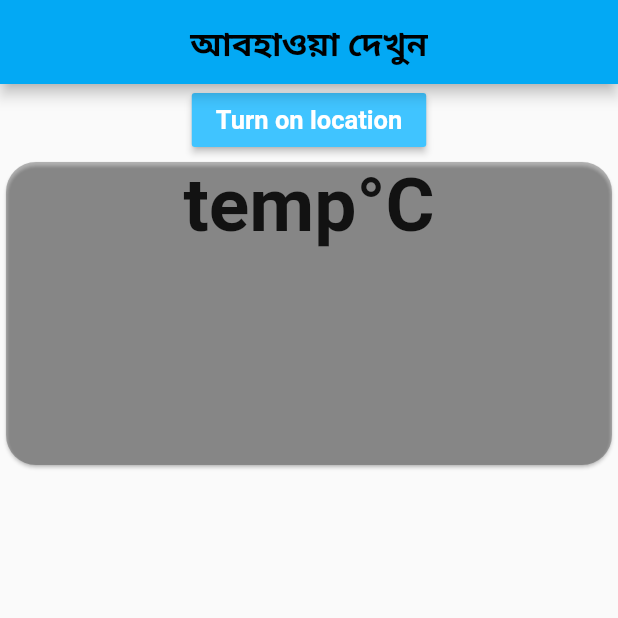
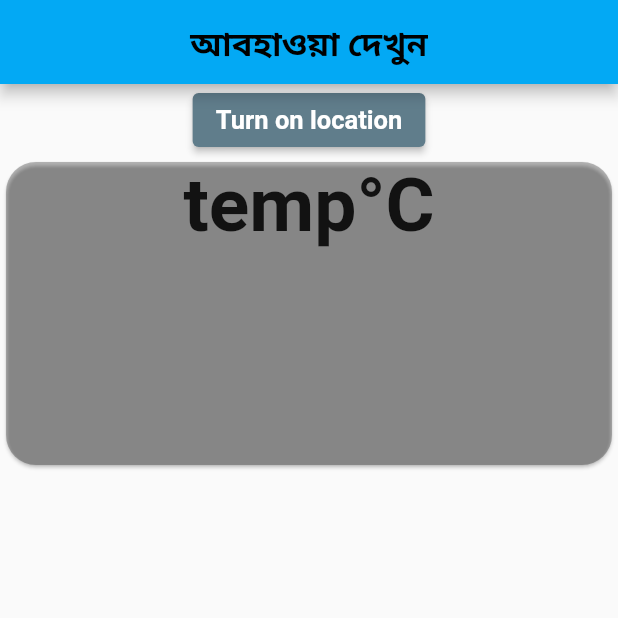
Before and after one commit to Khalid511/abohaoya, a Flutter app: the screen it shows after launch, after a tap on "Turn on location", on a phone screen of 412 x 824 dp, the top half of it. Run offline on Flutter 3.47's test engine with Material 2 defaults, Android fonts, the phone set to English and light mode, and no system bars; our stand-ins replace geolocator.

```diff
--- a/lib/pages/home.dart
+++ b/lib/pages/home.dart
@@ -1,4 +1,5 @@
 import 'package:flutter/material.dart';
+import 'package:geolocator/geolocator.dart';
 
 class Home extends StatefulWidget {
   @override
@@ -6,6 +7,34 @@ class Home extends StatefulWidget {
 }
 
 class _HomeState extends State<Home> {
+
+  String lat = '24.45', lon = '89.7167', cityName = 'Sirajganj';
+
+  void getLocation() async{
+    LocationPermission locationPermission = await Geolocator.checkPermission();
+    if(locationPermission==LocationPermission.denied || locationPermission==LocationPermission.deniedForever) {
+      LocationPermission get = await Geolocator.requestPermission();
+    }
+    else {
+      Position position = await Geolocator.getCurrentPosition(desiredAccuracy: LocationAccuracy.best);
+      setState(() {
+        this.lon = position.longitude.toString();
+        this.lat = position.latitude.toString();
+
+      });
+      // print("long on loc = "+long);
+      // print("lat on loc" +lat);
+    }
+  }
+
+  void getWeather() {
+    print("lat = "+lat);
+    print("lon = "+lon);
+  }
+
+
+
+
   @override
   Widget build(BuildContext context) {
     return Scaffold(
@@ -22,16 +51,18 @@ class _HomeState extends State<Home> {
               Row(
                 mainAxisAlignment: MainAxisAlignment.center,
                 children: [
-                  MaterialButton(onPressed: (){
+                  ElevatedButton(onPressed: () {
+                    getLocation();
+                    getWeather();
                   },
-                    color: Colors.lightBlueAccent,
+                    style: ElevatedButton.styleFrom(
+                      primary: Colors.blueGrey,
+                    ),
                     child: Text('Turn on location', style: TextStyle(
-                      color: Colors.white,
-                      fontSize: 17.0,
+                        color: Colors.white,
+                        fontSize: 17.0,
                         fontWeight: FontWeight.bold
-                  ),
-                    ),
-                  ),
+                    ),),),
                 ],
               ),
               Container(
--- a/pubspec.yaml
+++ b/pubspec.yaml
@@ -39,6 +39,9 @@ dependencies:
 dev_dependencies:
   flutter_test:
     sdk: flutter
+  geolocator: ^9.0.2
+  http: ^0.13.5
+  intl: ^0.17.0
 
   # The "flutter_lints" package below contains a set of recommended lints to
   # encourage good coding practices. The lint set provided by the package is
```
Also changed, not shown: pubspec.lock, 2 other files.
